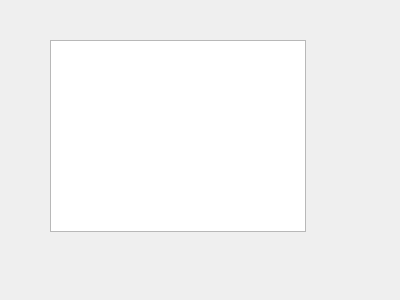
Old version of the form PSIArchiver/datasetbrowser.ui in the repository paulscherrerinstitute/scicat-qt.
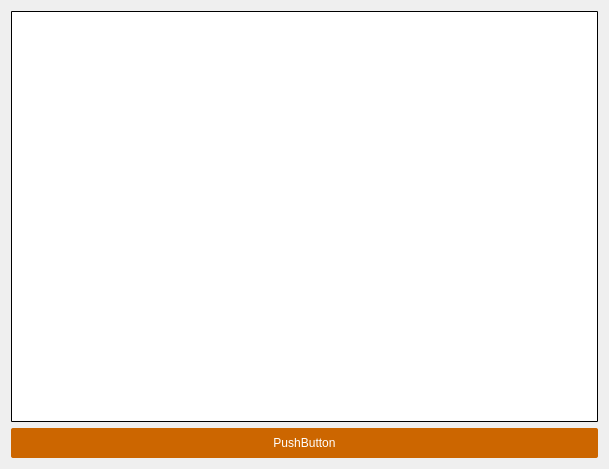
New version of the form.

```diff
--- a/PSIArchiver/datasetbrowser.ui
+++ b/PSIArchiver/datasetbrowser.ui
@@ -6,23 +6,58 @@
    <rect>
     <x>0</x>
     <y>0</y>
-    <width>400</width>
-    <height>300</height>
+    <width>609</width>
+    <height>469</height>
    </rect>
   </property>
   <property name="windowTitle">
    <string>Dialog</string>
   </property>
-  <widget class="QListWidget" name="listWidget">
-   <property name="geometry">
-    <rect>
-     <x>50</x>
-     <y>40</y>
-     <width>256</width>
-     <height>192</height>
-    </rect>
-   </property>
-  </widget>
+  <layout class="QGridLayout" name="gridLayout">
+   <item row="0" column="0">
+    <widget class="QTableView" name="tableViewDatasetBrowser">
+     <property name="minimumSize">
+      <size>
+       <width>0</width>
+       <height>0</height>
+      </size>
+     </property>
+     <property name="styleSheet">
+      <string notr="true">QTableView::item{ selection-background-color: rgb(0, 153, 200)}
+QTableView:hover{color: rgb(255, 255, 255)}
+QTableView{border-radius:1px;border-width:1px; border-color:rgb(0, 0, 0); border-style:solid}
+QHeaderView::section { background-color: rgba(0, 153, 200, 0.2)}
+QTableView QTableCornerButton::section  { background-color: rgba(0, 153, 200, 0.2)}</string>
+     </property>
+     <property name="sortingEnabled">
+      <bool>true</bool>
+     </property>
+    </widget>
+   </item>
+   <item row="1" column="0">
+    <widget class="QPushButton" name="pushButton">
+     <property name="sizePolicy">
+      <sizepolicy hsizetype="Minimum" vsizetype="Fixed">
+       <horstretch>0</horstretch>
+       <verstretch>0</verstretch>
+      </sizepolicy>
+     </property>
+     <property name="minimumSize">
+      <size>
+       <width>0</width>
+       <height>30</height>
+      </size>
+     </property>
+     <property name="styleSheet">
+      <string notr="true">QPushButton{background-color: rgb(204, 102, 0); color: rgb(255, 255, 255); border-radius:2px}
+QPushButton:hover{background-color: rgb(244, 122, 0); color: rgb(255, 255, 255)}</string>
+     </property>
+     <property name="text">
+      <string>PushButton</string>
+     </property>
+    </widget>
+   </item>
+  </layout>
  </widget>
  <resources/>
  <connections/>
```
